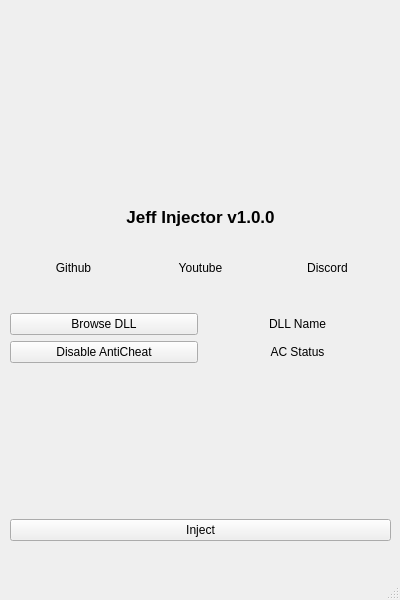
Above: UI/main_window.ui from CodeDuckers/Jeff-Injector before the change. Below: the same form after it.
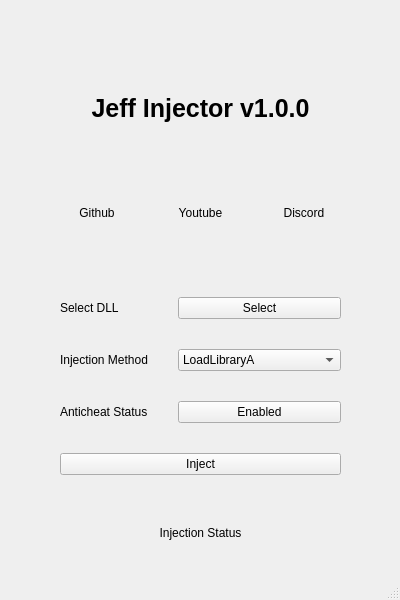
That is the form after the change. Icons and pictures are not drawn.

Diff of the .ui file:
```diff
--- a/UI/main_window.ui
+++ b/UI/main_window.ui
@@ -23,121 +23,57 @@
    <widget class="QWidget" name="verticalLayoutWidget">
     <property name="geometry">
      <rect>
-      <x>10</x>
-      <y>10</y>
-      <width>381</width>
-      <height>551</height>
+      <x>60</x>
+      <y>20</y>
+      <width>281</width>
+      <height>541</height>
      </rect>
     </property>
-    <layout class="QVBoxLayout" name="main_window_v_layout">
-     <item>
-      <layout class="QHBoxLayout" name="top_bar_h_layout">
-       <item>
-        <spacer name="horizontalSpacer">
-         <property name="orientation">
-          <enum>Qt::Orientation::Horizontal</enum>
-         </property>
-         <property name="sizeType">
-          <enum>QSizePolicy::Policy::Fixed</enum>
-         </property>
-         <property name="sizeHint" stdset="0">
-          <size>
-           <width>60</width>
-           <height>20</height>
-          </size>
-         </property>
-        </spacer>
-       </item>
-       <item>
-        <widget class="QLabel" name="jeff_pic">
-         <property name="sizePolicy">
-          <sizepolicy hsizetype="Expanding" vsizetype="Expanding">
-           <horstretch>0</horstretch>
-           <verstretch>0</verstretch>
-          </sizepolicy>
-         </property>
-         <property name="baseSize">
-          <size>
-           <width>100</width>
-           <height>100</height>
-          </size>
-         </property>
-         <property name="styleSheet">
-          <string notr="true">image: url(:/newPrefix/JEFF.png);</string>
-         </property>
-         <property name="text">
-          <string/>
-         </property>
-        </widget>
-       </item>
-       <item>
-        <spacer name="horizontalSpacer_2">
-         <property name="orientation">
-          <enum>Qt::Orientation::Horizontal</enum>
-         </property>
-         <property name="sizeType">
-          <enum>QSizePolicy::Policy::Fixed</enum>
-         </property>
-         <property name="sizeHint" stdset="0">
-          <size>
-           <width>60</width>
-           <height>20</height>
-          </size>
-         </property>
-        </spacer>
-       </item>
-      </layout>
-     </item>
-     <item>
-      <widget class="QFrame" name="name_links_frame">
-       <property name="sizePolicy">
-        <sizepolicy hsizetype="Expanding" vsizetype="Fixed">
-         <horstretch>0</horstretch>
-         <verstretch>0</verstretch>
-        </sizepolicy>
-       </property>
-       <property name="minimumSize">
-        <size>
-         <width>100</width>
-         <height>100</height>
-        </size>
-       </property>
-       <property name="autoFillBackground">
-        <bool>false</bool>
-       </property>
-       <property name="frameShape">
-        <enum>QFrame::Shape::NoFrame</enum>
-       </property>
-       <property name="frameShadow">
-        <enum>QFrame::Shadow::Plain</enum>
-       </property>
-       <widget class="QWidget" name="verticalLayoutWidget_2">
-        <property name="geometry">
-         <rect>
-          <x>0</x>
-          <y>0</y>
-          <width>381</width>
-          <height>102</height>
-         </rect>
-        </property>
-        <layout class="QVBoxLayout" name="app_info_v_layout">
+    <layout class="QVBoxLayout" name="main_v_layout">
          <property name="spacing">
-          <number>0</number>
-         </property>
-         <property name="sizeConstraint">
-          <enum>QLayout::SizeConstraint::SetDefaultConstraint</enum>
-         </property>
+      <number>30</number>
+     </property>
          <item>
-          <widget class="QLabel" name="app_name_label">
+      <layout class="QVBoxLayout" name="verticalLayout_2">
+       <item>
+        <widget class="QLabel" name="jeff_image">
            <property name="sizePolicy">
-            <sizepolicy hsizetype="Preferred" vsizetype="Fixed">
+          <sizepolicy hsizetype="Preferred" vsizetype="Preferred">
              <horstretch>0</horstretch>
              <verstretch>0</verstretch>
             </sizepolicy>
            </property>
+         <property name="baseSize">
+          <size>
+           <width>100</width>
+           <height>100</height>
+          </size>
+         </property>
+         <property name="text">
+          <string/>
+         </property>
+         <property name="textFormat">
+          <enum>Qt::TextFormat::AutoText</enum>
+         </property>
+         <property name="pixmap">
+          <pixmap resource="../resources/jeff_profile.qrc">:/newPrefix/JEFF_smaller.png</pixmap>
+         </property>
+         <property name="scaledContents">
+          <bool>false</bool>
+         </property>
+         <property name="alignment">
+          <set>Qt::AlignmentFlag::AlignCenter</set>
+         </property>
+         <property name="wordWrap">
+          <bool>false</bool>
+         </property>
+        </widget>
+       </item>
+       <item>
+        <widget class="QLabel" name="app_title_label">
            <property name="font">
             <font>
-             <pointsize>13</pointsize>
+           <pointsize>19</pointsize>
              <bold>true</bold>
             </font>
            </property>
@@ -147,16 +83,12 @@
            <property name="alignment">
             <set>Qt::AlignmentFlag::AlignCenter</set>
            </property>
-           <property name="textInteractionFlags">
-            <set>Qt::TextInteractionFlag::NoTextInteraction</set>
-           </property>
-          </widget>
+        </widget>
+       </item>
+      </layout>
          </item>
          <item>
           <layout class="QHBoxLayout" name="links_h_layout">
-           <property name="sizeConstraint">
-            <enum>QLayout::SizeConstraint::SetMinimumSize</enum>
-           </property>
            <item>
             <widget class="QLabel" name="github_label">
              <property name="text">
@@ -189,71 +121,53 @@
            </item>
           </layout>
          </item>
-        </layout>
-       </widget>
-      </widget>
-     </item>
-     <item>
-      <layout class="QVBoxLayout" name="actions_v_layout">
-       <item>
-        <layout class="QHBoxLayout" name="dll_select_h_layout">
-         <item>
-          <widget class="QPushButton" name="browse_dll_button">
+     <item>
+      <layout class="QFormLayout" name="options_f_layout">
+       <item row="0" column="0">
+        <widget class="QLabel" name="select_dll_label">
+         <property name="text">
+          <string>Select DLL</string>
+         </property>
+        </widget>
+       </item>
+       <item row="0" column="1">
+        <widget class="QPushButton" name="select_dll_button">
            <property name="text">
-            <string>Browse DLL</string>
+          <string>Select</string>
            </property>
           </widget>
          </item>
-         <item>
-          <widget class="QLabel" name="dll_name_label">
+       <item row="1" column="0">
+        <widget class="QLabel" name="injection_method_label">
            <property name="text">
-            <string>DLL Name</string>
-           </property>
-           <property name="alignment">
-            <set>Qt::AlignmentFlag::AlignCenter</set>
-           </property>
-          </widget>
-         </item>
-        </layout>
-       </item>
+          <string>Injection Method</string>
+         </property>
+        </widget>
+       </item>
+       <item row="1" column="1">
+        <widget class="QComboBox" name="injection_method_select">
        <item>
-        <layout class="QHBoxLayout" name="ac_disable_h_layout">
-         <item>
-          <widget class="QPushButton" name="disable_ac_button">
            <property name="text">
-            <string>Disable AntiCheat</string>
-           </property>
-          </widget>
-         </item>
-         <item>
+           <string>LoadLibraryA</string>
+          </property>
+         </item>
+        </widget>
+       </item>
+       <item row="2" column="0">
           <widget class="QLabel" name="ac_status_label">
            <property name="text">
-            <string>AC Status</string>
-           </property>
-           <property name="alignment">
-            <set>Qt::AlignmentFlag::AlignCenter</set>
+          <string>Anticheat Status</string>
+         </property>
+        </widget>
+       </item>
+       <item row="2" column="1">
+        <widget class="QPushButton" name="ac_status_button">
+         <property name="text">
+          <string>Enabled</string>
            </property>
           </widget>
          </item>
         </layout>
-       </item>
-      </layout>
-     </item>
-     <item>
-      <spacer name="verticalSpacer">
-       <property name="orientation">
-        <enum>Qt::Orientation::Vertical</enum>
-       </property>
-       <property name="sizeType">
-        <enum>QSizePolicy::Policy::Fixed</enum>
-       </property>
-       <property name="sizeHint" stdset="0">
-        <size>
-         <width>20</width>
-         <height>150</height>
-        </size>
-       </property>
-      </spacer>
      </item>
      <item>
       <layout class="QVBoxLayout" name="inject_v_layout">
@@ -262,15 +176,12 @@
          <property name="text">
           <string>Inject</string>
          </property>
-         <property name="autoDefault">
-          <bool>false</bool>
-         </property>
         </widget>
        </item>
        <item>
         <widget class="QLabel" name="inject_status_label">
          <property name="text">
-          <string/>
+          <string>Injection Status</string>
          </property>
          <property name="alignment">
           <set>Qt::AlignmentFlag::AlignCenter</set>
```
Left out of the diff: 8 changed lines with no effect on the pictures. Lines whose indentation alone changed are shown as unchanged.
